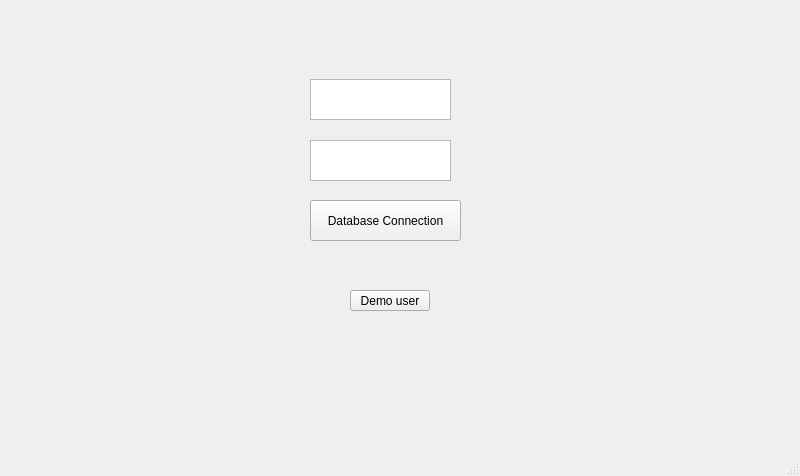
Before: the Qt Designer form IssueTracker/mainwindow.ui in RafaelPinela/IssueTracker, drawn with Qt 5.
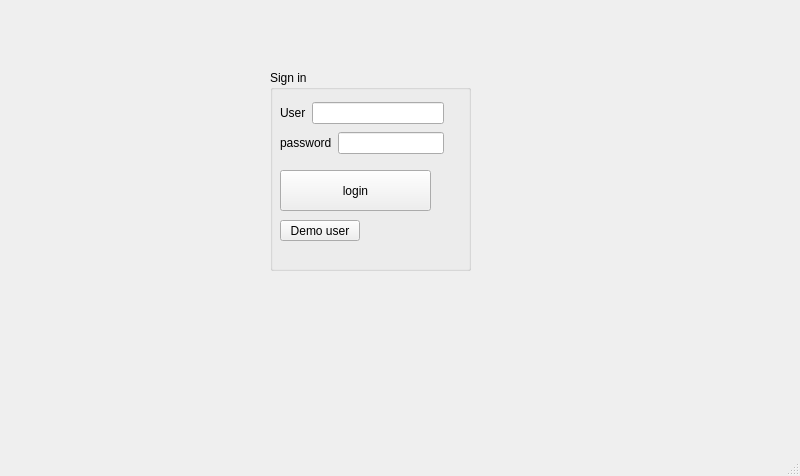
After: the same form once the commit is applied.

```diff
--- a/IssueTracker/mainwindow.ui
+++ b/IssueTracker/mainwindow.ui
@@ -14,11 +14,23 @@
    <string>IssueTracker</string>
   </property>
   <widget class="QWidget" name="centralwidget">
-   <widget class="QPushButton" name="pushButton">
+   <widget class="QGroupBox" name="groupBox">
     <property name="geometry">
      <rect>
-      <x>310</x>
-      <y>200</y>
+      <x>270</x>
+      <y>70</y>
+      <width>201</width>
+      <height>201</height>
+     </rect>
+    </property>
+    <property name="title">
+     <string>Sign in</string>
+    </property>
+    <widget class="QPushButton" name="pushButton_login">
+     <property name="geometry">
+      <rect>
+       <x>10</x>
+       <y>100</y>
       <width>151</width>
       <height>41</height>
      </rect>
@@ -27,24 +39,14 @@
      <string notr="true"/>
     </property>
     <property name="text">
-     <string>Database Connection</string>
-    </property>
-   </widget>
-   <widget class="QPlainTextEdit" name="plainTextEdit">
-    <property name="geometry">
-     <rect>
-      <x>310</x>
-      <y>140</y>
-      <width>141</width>
-      <height>41</height>
-     </rect>
+      <string>login</string>
     </property>
    </widget>
    <widget class="QPushButton" name="pushButton_2">
     <property name="geometry">
      <rect>
-      <x>350</x>
-      <y>290</y>
+       <x>10</x>
+       <y>150</y>
       <width>80</width>
       <height>21</height>
      </rect>
@@ -53,15 +55,46 @@
      <string>Demo user</string>
     </property>
    </widget>
-   <widget class="QPlainTextEdit" name="plainTextEdit_2">
+    <widget class="QWidget" name="">
     <property name="geometry">
      <rect>
-      <x>310</x>
-      <y>79</y>
-      <width>141</width>
-      <height>41</height>
-     </rect>
-    </property>
+       <x>10</x>
+       <y>30</y>
+       <width>164</width>
+       <height>56</height>
+      </rect>
+     </property>
+     <layout class="QVBoxLayout" name="verticalLayout">
+      <item>
+       <layout class="QHBoxLayout" name="horizontalLayout">
+        <item>
+         <widget class="QLabel" name="label">
+          <property name="text">
+           <string>User</string>
+          </property>
+         </widget>
+        </item>
+        <item>
+         <widget class="QLineEdit" name="lineEdit_user"/>
+        </item>
+       </layout>
+      </item>
+      <item>
+       <layout class="QHBoxLayout" name="horizontalLayout_2">
+        <item>
+         <widget class="QLabel" name="label_2">
+          <property name="text">
+           <string>password</string>
+          </property>
+         </widget>
+        </item>
+        <item>
+         <widget class="QLineEdit" name="lineEdit_password"/>
+        </item>
+       </layout>
+      </item>
+     </layout>
+    </widget>
    </widget>
   </widget>
   <widget class="QStatusBar" name="statusbar"/>
```
Lines whose indentation alone changed are shown as unchanged.
